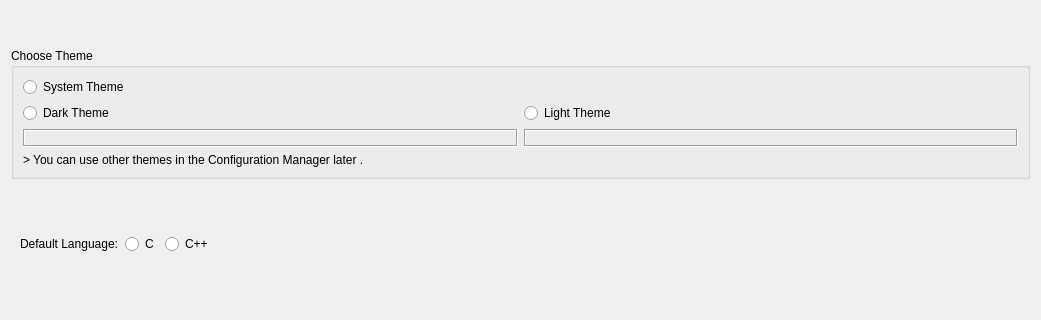
Above: RedPandaIDE/widgets/choosethemedialog.ui from C14147/RedPandaIDE before the change; both pictures show x 0 to 1041 and y 213 to 533 of the 1041 by 652 pixel window. Below: the same form after it.
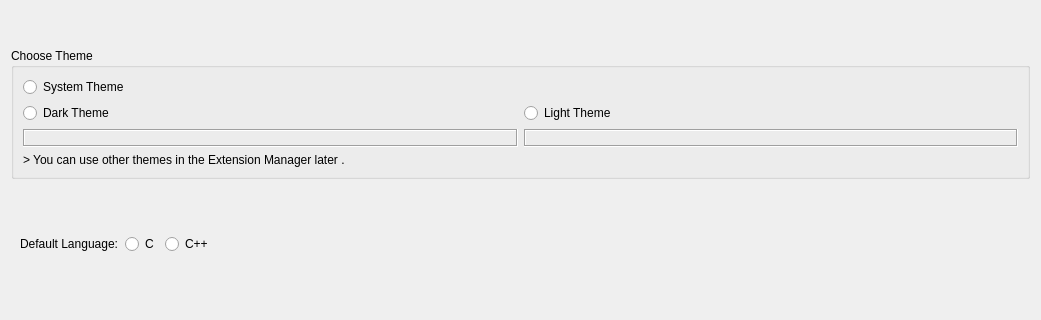
That is the form after the change. Icons and pictures are not drawn.

```diff
--- a/RedPandaIDE/widgets/choosethemedialog.ui
+++ b/RedPandaIDE/widgets/choosethemedialog.ui
@@ -94,7 +94,7 @@
       <item row="3" column="0" colspan="2">
        <widget class="QLabel" name="label_4">
         <property name="text">
-         <string>&gt; You can use other themes in the Configuration Manager later .</string>
+         <string>&gt; You can use other themes in the Extension Manager later .</string>
         </property>
        </widget>
       </item>
```
